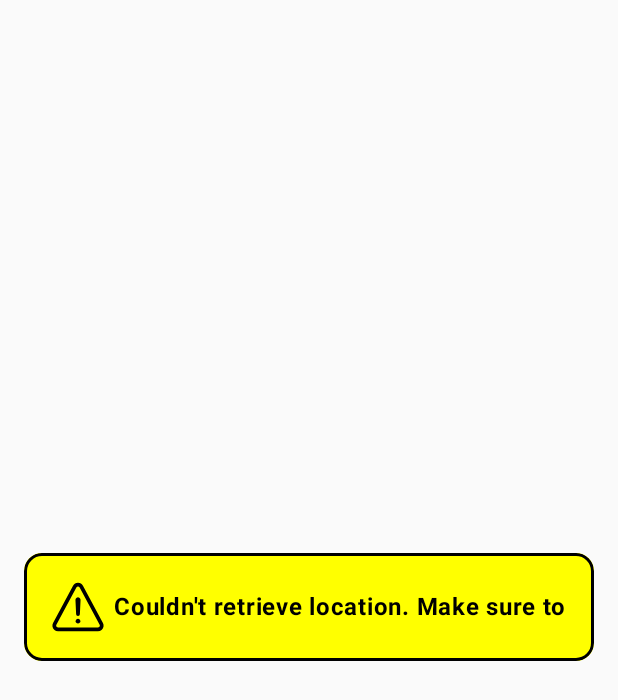
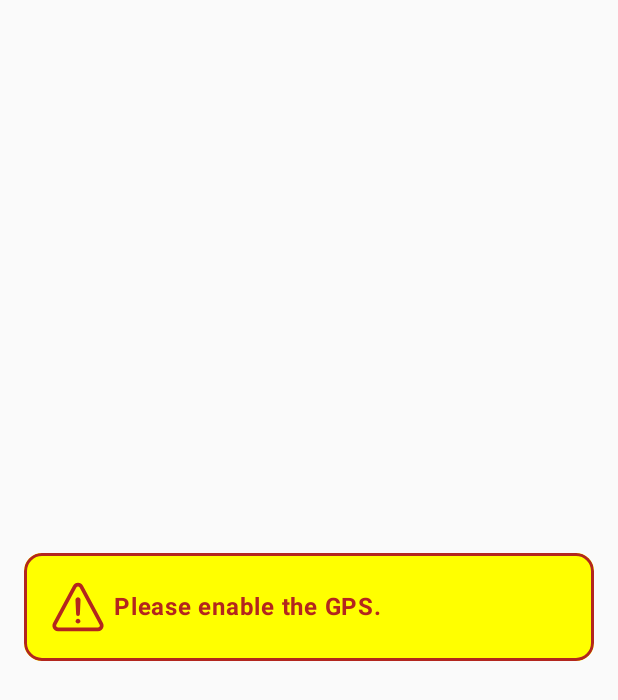
Before and after one commit to matinnasiri01/Breezy, an Android app built with Jetpack Compose: the screen it shows after launch (MainActivity), on a phone screen of 412 x 824 dp. Shown: the top 700 px of the screen. Run offline under Robolectric (Android 15) with nearby library versions, the phone set to English and light mode, and no system bars; our stand-ins replace Dagger/Hilt's generated code.

Commit message:
Theme problem solved

```diff
--- a/app/src/main/java/me/nasiri/breezy/presentation/App.kt
+++ b/app/src/main/java/me/nasiri/breezy/presentation/App.kt
@@ -8,6 +8,7 @@ import androidx.compose.foundation.layout.fillMaxSize
 import androidx.compose.foundation.layout.fillMaxWidth
 import androidx.compose.foundation.layout.height
 import androidx.compose.foundation.layout.padding
+import androidx.compose.foundation.layout.size
 import androidx.compose.foundation.rememberScrollState
 import androidx.compose.foundation.verticalScroll
 import androidx.compose.material3.CircularProgressIndicator
@@ -42,7 +43,11 @@ fun App(state: WeatherState, modifier: Modifier = Modifier) {
                 HourlyWeather(data)
             }
         }
-        if (state.isLoading) CircularProgressIndicator(modifier = Modifier.align(Alignment.Center))
+        if (state.isLoading) CircularProgressIndicator(
+            modifier = Modifier
+                .size(80.dp)
+                .align(Alignment.Center)
+        )
         state.error?.let {
             WarningMessage(message = it, modifier = Modifier.align(Alignment.Center))
         }
--- a/app/src/main/java/me/nasiri/breezy/presentation/MainActivity.kt
+++ b/app/src/main/java/me/nasiri/breezy/presentation/MainActivity.kt
@@ -37,4 +37,9 @@ class MainActivity : ComponentActivity() {
             }
         }
     }
+
+    override fun onResume() {
+        viewModel.refreshState
+        super.onResume()
+    }
 }
--- a/app/src/main/java/me/nasiri/breezy/presentation/MainViewModel.kt
+++ b/app/src/main/java/me/nasiri/breezy/presentation/MainViewModel.kt
@@ -15,11 +15,17 @@ import javax.inject.Inject
 @HiltViewModel
 class WeatherViewModel @Inject constructor(
     private val repository: WeatherRepository,
-    private val locationTracker: LocationTracker
-): ViewModel() {
+    private val locationTracker: LocationTracker,
+) : ViewModel() {
 
     var state by mutableStateOf(WeatherState())
         private set
+
+
+    val refreshState: Unit
+        get() = loadWeatherInfo()
+
+
 
     fun loadWeatherInfo() {
         viewModelScope.launch {
@@ -28,7 +34,8 @@ class WeatherViewModel @Inject constructor(
                 error = null
             )
             locationTracker.getCurrentLocation()?.let { location ->
-                when(val result = repository.getWeatherData(location.latitude, location.longitude)) {
+                when (val result =
+                    repository.getWeatherData(location.latitude, location.longitude)) {
                     is Resource.Success -> {
                         state = state.copy(
                             weatherInfo = result.data,
@@ -36,6 +43,7 @@ class WeatherViewModel @Inject constructor(
                             error = null
                         )
                     }
+
                     is Resource.Error -> {
                         state = state.copy(
                             weatherInfo = null,
@@ -47,7 +55,7 @@ class WeatherViewModel @Inject constructor(
             } ?: kotlin.run {
                 state = state.copy(
                     isLoading = false,
-                    error = "Couldn't retrieve location. Make sure to grant permission and enable GPS."
+                    error = "Please enable the GPS."
                 )
             }
         }
--- a/app/src/main/java/me/nasiri/breezy/presentation/ui/elements/WarningMessage.kt
+++ b/app/src/main/java/me/nasiri/breezy/presentation/ui/elements/WarningMessage.kt
@@ -9,6 +9,7 @@ import androidx.compose.foundation.layout.padding
 import androidx.compose.foundation.layout.width
 import androidx.compose.foundation.shape.RoundedCornerShape
 import androidx.compose.material3.Icon
+import androidx.compose.material3.MaterialTheme
 import androidx.compose.material3.Text
 import androidx.compose.runtime.Composable
 import androidx.compose.ui.Alignment
@@ -22,19 +23,28 @@ import me.nasiri.breezy.R
 
 
 @Composable
-fun WarningMessage(message: String?, modifier: Modifier = Modifier) {
+fun WarningMessage(
+    modifier: Modifier = Modifier,
+    message: String?,
+    grColor: Color = MaterialTheme.colorScheme.error,
+) {
     Row(
         modifier = modifier
             .fillMaxWidth()
             .background(Color.Yellow, RoundedCornerShape(12.dp))
             .clip(RoundedCornerShape(12.dp))
-            .border(2.dp, Color.Black, RoundedCornerShape(12.dp))
+            .border(2.dp, grColor, RoundedCornerShape(12.dp))
             .padding(16.dp),
         verticalAlignment = Alignment.CenterVertically
     ) {
-        Icon(painter = painterResource(id = R.drawable.ic_warning), contentDescription = null)
+        Icon(
+            painter = painterResource(id = R.drawable.ic_warning),
+            contentDescription = null,
+            tint = grColor
+        )
         Spacer(modifier = Modifier.width(4.dp))
         Text(
+            color = grColor,
             text = message!!,
             maxLines = 1,
             fontWeight = FontWeight.Bold
--- a/app/src/main/java/me/nasiri/breezy/presentation/ui/theme/Color.kt
+++ b/app/src/main/java/me/nasiri/breezy/presentation/ui/theme/Color.kt
@@ -1,11 +1,5 @@
 package me.nasiri.breezy.presentation.ui.theme
 
-import androidx.compose.ui.graphics.Color
 
-val Purple80 = Color(0xFFD0BCFF)
-val PurpleGrey80 = Color(0xFFCCC2DC)
-val Pink80 = Color(0xFFEFB8C8)
 
-val Purple40 = Color(0xFF6650a4)
-val PurpleGrey40 = Color(0xFF625b71)
-val Pink40 = Color(0xFF7D5260)
+/*todo Add colors to change the theme based on them*/
--- a/app/src/main/java/me/nasiri/breezy/presentation/ui/theme/Theme.kt
+++ b/app/src/main/java/me/nasiri/breezy/presentation/ui/theme/Theme.kt
@@ -8,18 +8,19 @@ import androidx.compose.material3.dynamicDarkColorScheme
 import androidx.compose.material3.dynamicLightColorScheme
 import androidx.compose.material3.lightColorScheme
 import androidx.compose.runtime.Composable
+import androidx.compose.ui.graphics.Color
 import androidx.compose.ui.platform.LocalContext
 
 private val DarkColorScheme = darkColorScheme(
-    primary = Purple80,
-    secondary = PurpleGrey80,
-    tertiary = Pink80
+    primary = Color.White,
+    secondary = Color.Black,
+    error = Color.Red
 )
 
 private val LightColorScheme = lightColorScheme(
-    primary = Purple40,
-    secondary = PurpleGrey40,
-    tertiary = Pink40
+    primary = Color.Black,
+    secondary = Color.White,
+    error = Color.Black
 
     /* Other default colors to override
     background = Color(0xFFFFFBFE),
@@ -37,7 +38,7 @@ fun BreezyTheme(
     darkTheme: Boolean = isSystemInDarkTheme(),
     // Dynamic color is available on Android 12+
     dynamicColor: Boolean = true,
-    content: @Composable () -> Unit
+    content: @Composable () -> Unit,
 ) {
     val colorScheme = when {
         dynamicColor && Build.VERSION.SDK_INT >= Build.VERSION_CODES.S -> {
```
Also changed, not shown: app/src/main/java/me/nasiri/breezy/presentation/ui/elements/Header.kt (+19 -14 lines), app/src/main/java/me/nasiri/breezy/presentation/ui/elements/HourlyWeather.kt (+11 -6 lines), app/src/main/java/me/nasiri/breezy/presentation/ui/elements/WeatherDetails.kt (+7 -2 lines).
